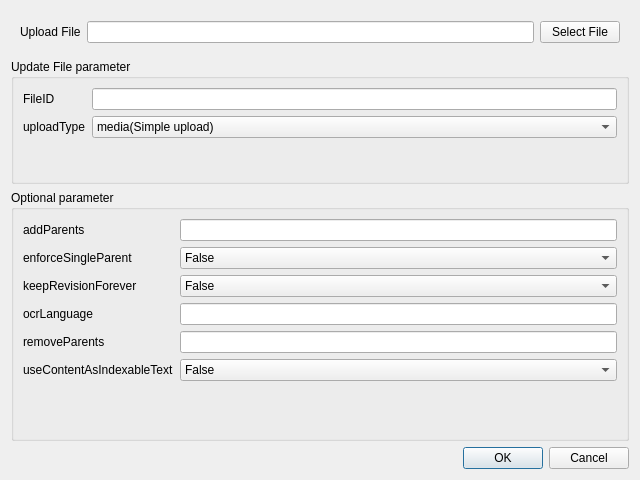
First picture: the form in GDriveApp/src/updatedialog.ui, repository Loukei/portfolio, before the edit.
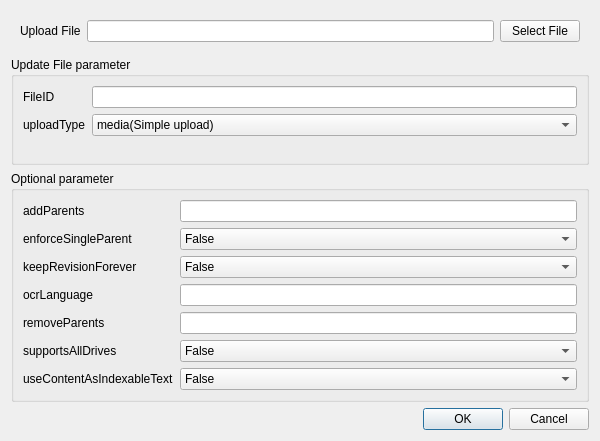
Second picture: the form after the edit.

The edit to the form file:
```diff
--- a/GDriveApp/src/updatedialog.ui
+++ b/GDriveApp/src/updatedialog.ui
@@ -6,8 +6,8 @@
    <rect>
     <x>0</x>
     <y>0</y>
-    <width>640</width>
-    <height>480</height>
+    <width>600</width>
+    <height>441</height>
    </rect>
   </property>
   <property name="windowTitle">
@@ -160,14 +160,14 @@
       <item row="4" column="1">
        <widget class="QLineEdit" name="lineEdit_removeParents"/>
       </item>
-      <item row="5" column="0">
+      <item row="6" column="0">
        <widget class="QLabel" name="label_useContentAsIndexableText">
         <property name="text">
          <string>useContentAsIndexableText</string>
         </property>
        </widget>
       </item>
-      <item row="5" column="1">
+      <item row="6" column="1">
        <widget class="QComboBox" name="comboBox_useContentAsIndexableText">
         <item>
          <property name="text">
@@ -181,6 +181,30 @@
         </item>
        </widget>
       </item>
+      <item row="5" column="0">
+       <widget class="QLabel" name="label_supportsAllDrives">
+        <property name="text">
+         <string>supportsAllDrives</string>
+        </property>
+        <property name="buddy">
+         <cstring>comboBox_supportsAllDrives</cstring>
+        </property>
+       </widget>
+      </item>
+      <item row="5" column="1">
+       <widget class="QComboBox" name="comboBox_supportsAllDrives">
+        <item>
+         <property name="text">
+          <string>False</string>
+         </property>
+        </item>
+        <item>
+         <property name="text">
+          <string>True</string>
+         </property>
+        </item>
+       </widget>
+      </item>
      </layout>
     </widget>
    </item>
```
Left out of the diff: 29 changed lines with no effect on the pictures.
